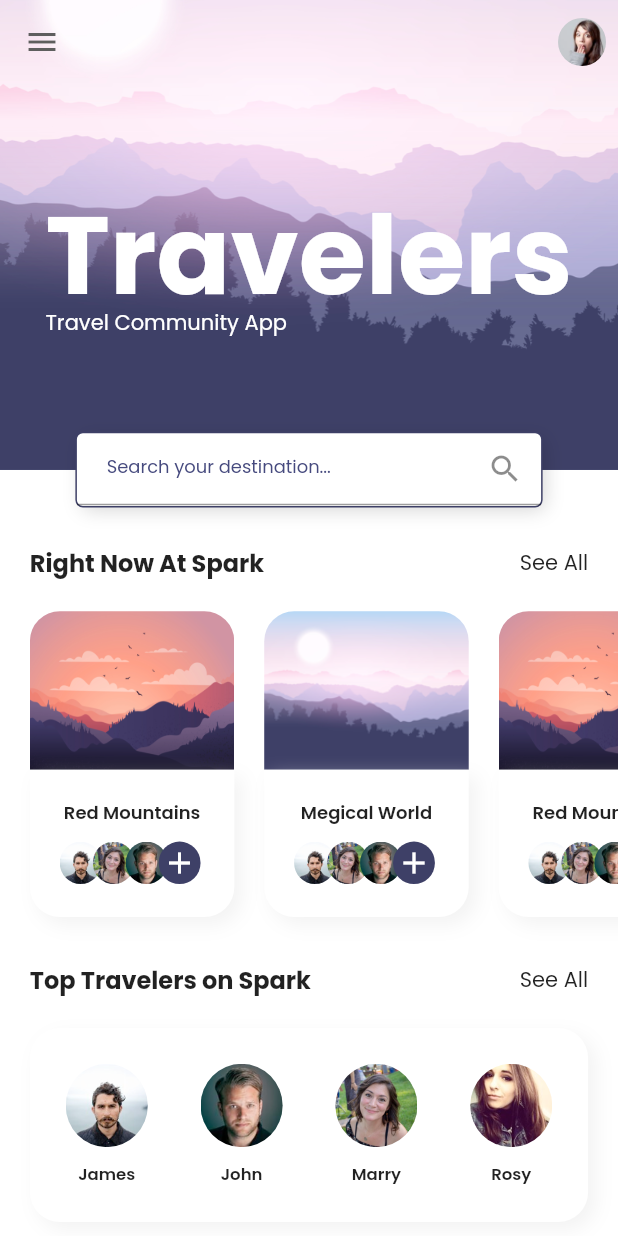
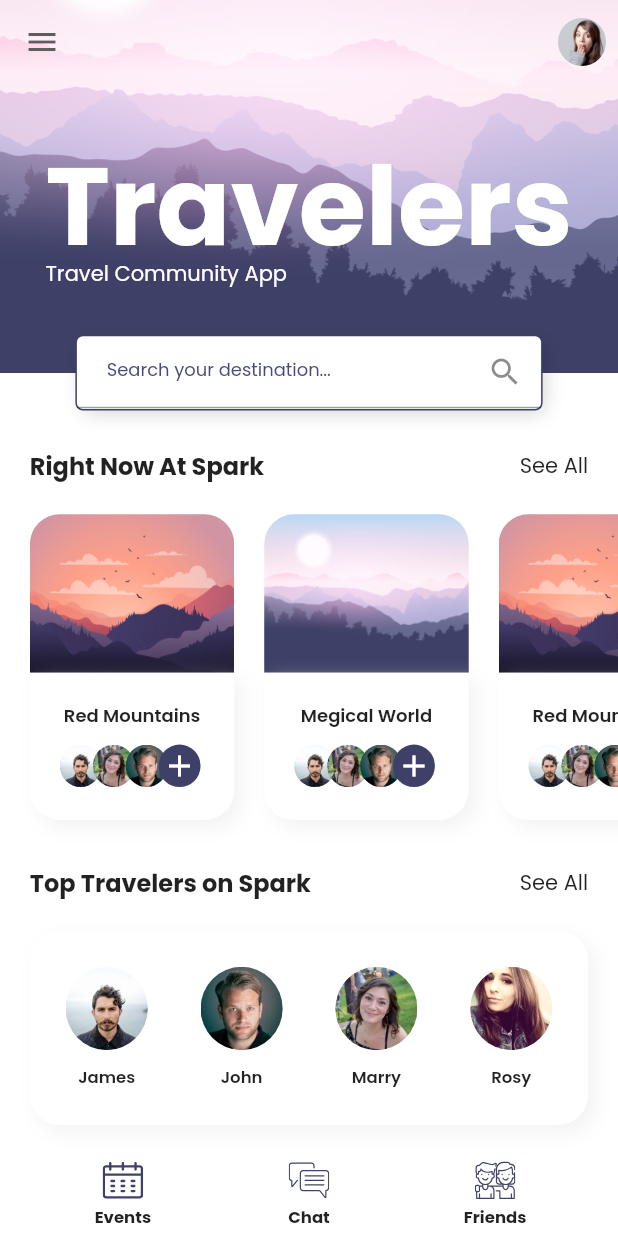
Before and after one commit to n0y0j/flutter_ui, a Flutter app: the screen it shows after launch, on a phone screen of 412 x 824 dp. Run offline on Flutter 3.47's test engine with Material 2 defaults, Android fonts, the phone set to English and light mode, and no system bars; our stand-ins replace flutter_svg, google_fonts, smooth_star_rating.

Commit message:
feat: Implement custom bottom navigation bar.

```diff
--- /dev/null
+++ b/travel_app/lib/components/custom_nav_bar.dart
@@ -0,0 +1,91 @@
+import 'package:flutter/material.dart';
+import 'package:flutter_svg/flutter_svg.dart';
+import 'package:travel_app/constants.dart';
+import 'package:travel_app/size_config.dart';
+
+class CustomNavBar extends StatelessWidget {
+  const CustomNavBar({
+    Key key,
+  }) : super(key: key);
+
+  @override
+  Widget build(BuildContext context) {
+    return Container(
+      color: Colors.white,
+      child: SafeArea(
+        child: Padding(
+          padding: EdgeInsets.symmetric(
+              horizontal: getProportionateScreenWidth(kDefaultPadding)),
+          child: Row(
+            mainAxisAlignment: MainAxisAlignment.spaceAround,
+            children: [
+              NavItem(
+                icon: "assets/icons/calendar.svg",
+                title: "Events",
+                press: () {},
+              ),
+              NavItem(
+                icon: "assets/icons/chat.svg",
+                title: "Chat",
+                press: () {},
+              ),
+              NavItem(
+                icon: "assets/icons/friendship.svg",
+                title: "Friends",
+                press: () {},
+              ),
+            ],
+          ),
+        ),
+      ),
+    );
+  }
+}
+
+class NavItem extends StatelessWidget {
+  const NavItem({
+    Key key,
+    @required this.icon,
+    @required this.title,
+    this.isActive = false,
+    @required this.press,
+  }) : super(key: key);
+
+  final String icon, title;
+  final bool isActive;
+  final GestureTapCallback press;
+
+  @override
+  Widget build(BuildContext context) {
+    return GestureDetector(
+      onTap: press,
+      child: Container(
+        padding: EdgeInsets.all(5),
+        height: getProportionateScreenHeight(55),
+        width: getProportionateScreenWidth(55),
+        decoration: BoxDecoration(
+          color: Colors.white,
+          borderRadius: BorderRadius.circular(10),
+          boxShadow: [if (isActive) kDefaultShadow],
+        ),
+        child: Column(
+          children: [
+            SvgPicture.asset(
+              icon,
+              height: 27,
+              color: kTextColor,
+            ),
+            Spacer(),
+            Text(
+              title,
+              style: TextStyle(
+                fontSize: 11,
+                fontWeight: FontWeight.bold,
+              ),
+            )
+          ],
+        ),
+      ),
+    );
+  }
+}
--- a/travel_app/lib/screens/home/components/home_header.dart
+++ b/travel_app/lib/screens/home/components/home_header.dart
@@ -16,7 +16,7 @@ class HomeHeader extends StatelessWidget {
       children: [
         Image.asset(
           "assets/images/home_bg.png",
-          height: getProportionateScreenWidth(315),
+          height: getProportionateScreenWidth(250),
           width: double.infinity,
           fit: BoxFit.cover,
         ),
--- a/travel_app/lib/screens/home/home_screen.dart
+++ b/travel_app/lib/screens/home/home_screen.dart
@@ -1,4 +1,5 @@
 import 'package:flutter/material.dart';
+import 'package:travel_app/components/custom_nav_bar.dart';
 import 'package:travel_app/constants.dart';
 import 'package:travel_app/screens/home/components/body.dart';
 import 'package:travel_app/size_config.dart';
@@ -12,6 +13,7 @@ class HomeScreen extends StatelessWidget {
       extendBodyBehindAppBar: true,
       appBar: buildAppBar(),
       body: Body(),
+      bottomNavigationBar: CustomNavBar(),
     );
   }
 }
```
